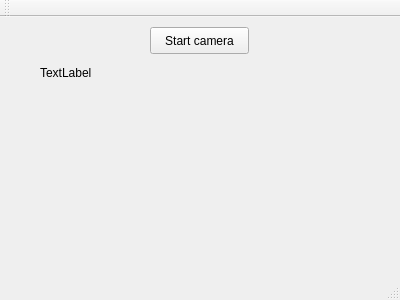
The window that mainwindow.ui (antego/radon) describes before a commit, drawn with Qt 5.
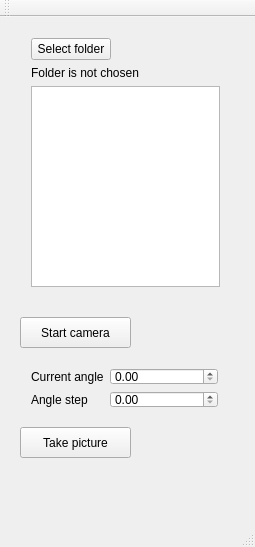
The same window after the commit.

Commit message: Directory selection, new interface

Diff of the .ui file:
```diff
--- a/mainwindow.ui
+++ b/mainwindow.ui
@@ -6,8 +6,8 @@
    <rect>
     <x>0</x>
     <y>0</y>
-    <width>400</width>
-    <height>300</height>
+    <width>255</width>
+    <height>547</height>
    </rect>
   </property>
   <property name="windowTitle">
@@ -17,29 +17,107 @@
    <widget class="QPushButton" name="button">
     <property name="geometry">
      <rect>
-      <x>150</x>
-      <y>10</y>
-      <width>99</width>
-      <height>27</height>
+      <x>20</x>
+      <y>300</y>
+      <width>111</width>
+      <height>31</height>
      </rect>
     </property>
     <property name="text">
      <string>Start camera</string>
     </property>
    </widget>
-   <widget class="QLabel" name="statusLabel">
+   <widget class="QPushButton" name="takePictureButton">
     <property name="geometry">
      <rect>
-      <x>40</x>
-      <y>40</y>
-      <width>321</width>
+      <x>20</x>
+      <y>410</y>
+      <width>111</width>
       <height>31</height>
      </rect>
     </property>
     <property name="text">
-     <string>TextLabel</string>
+     <string>Take picture</string>
     </property>
    </widget>
+   <widget class="QWidget" name="verticalLayoutWidget">
+    <property name="geometry">
+     <rect>
+      <x>20</x>
+      <y>10</y>
+      <width>211</width>
+      <height>271</height>
+     </rect>
+    </property>
+    <layout class="QVBoxLayout" name="verticalLayout">
+     <item>
+      <layout class="QHBoxLayout" name="horizontalLayout">
+       <item>
+        <widget class="QPushButton" name="chooseFolderButton">
+         <property name="text">
+          <string>Select folder</string>
+         </property>
+        </widget>
+       </item>
+       <item>
+        <spacer name="horizontalSpacer">
+         <property name="orientation">
+          <enum>Qt::Horizontal</enum>
+         </property>
+         <property name="sizeHint" stdset="0">
+          <size>
+           <width>40</width>
+           <height>20</height>
+          </size>
+         </property>
+        </spacer>
+       </item>
+      </layout>
+     </item>
+     <item>
+      <widget class="QLabel" name="folderNameLabel">
+       <property name="text">
+        <string>Folder is not chosen</string>
+       </property>
+      </widget>
+     </item>
+     <item>
+      <widget class="QTableWidget" name="tableWidget"/>
+     </item>
+    </layout>
+   </widget>
+   <widget class="QWidget" name="formLayoutWidget">
+    <property name="geometry">
+     <rect>
+      <x>20</x>
+      <y>340</y>
+      <width>209</width>
+      <height>62</height>
+     </rect>
+    </property>
+    <layout class="QFormLayout" name="formLayout">
+     <item row="0" column="0">
+      <widget class="QLabel" name="label">
+       <property name="text">
+        <string>Current angle</string>
+       </property>
+      </widget>
+     </item>
+     <item row="1" column="0">
+      <widget class="QLabel" name="label_2">
+       <property name="text">
+        <string>Angle step</string>
+       </property>
+      </widget>
+     </item>
+     <item row="1" column="1">
+      <widget class="QDoubleSpinBox" name="doubleSpinBox"/>
+     </item>
+     <item row="0" column="1">
+      <widget class="QDoubleSpinBox" name="doubleSpinBox_2"/>
+     </item>
+    </layout>
+   </widget>
   </widget>
   <widget class="QMenuBar" name="menuBar">
    <property name="geometry">
```
Left out of the diff: 4 changed lines with no effect on the pictures. The commit also changes 4 other files.
